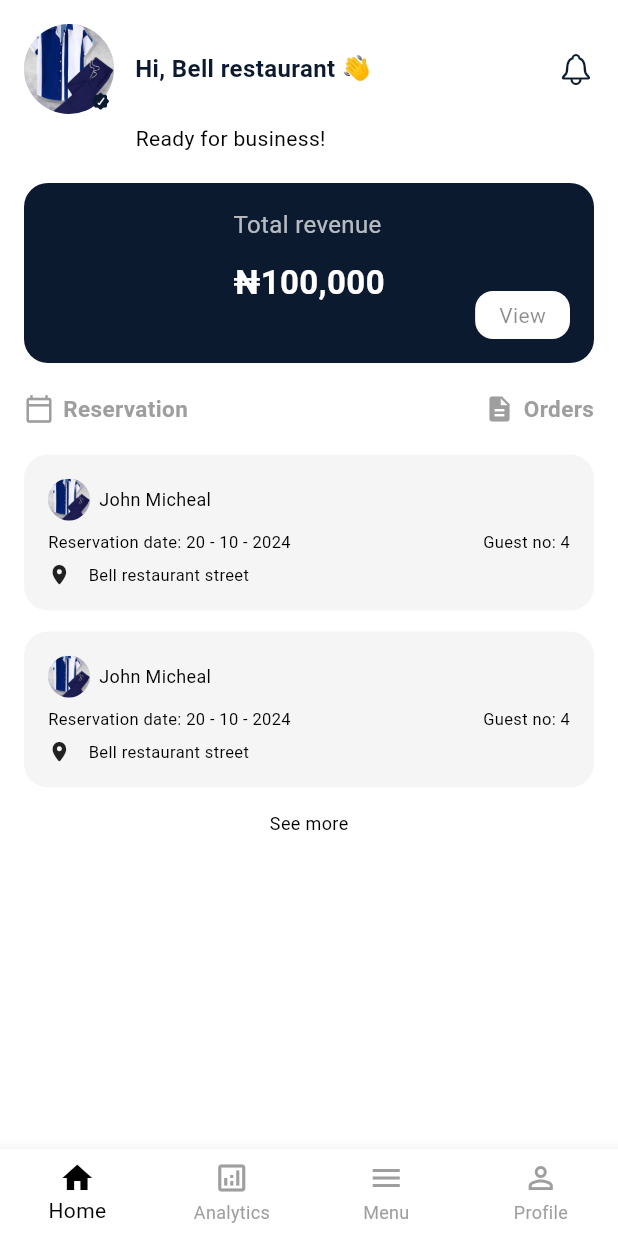
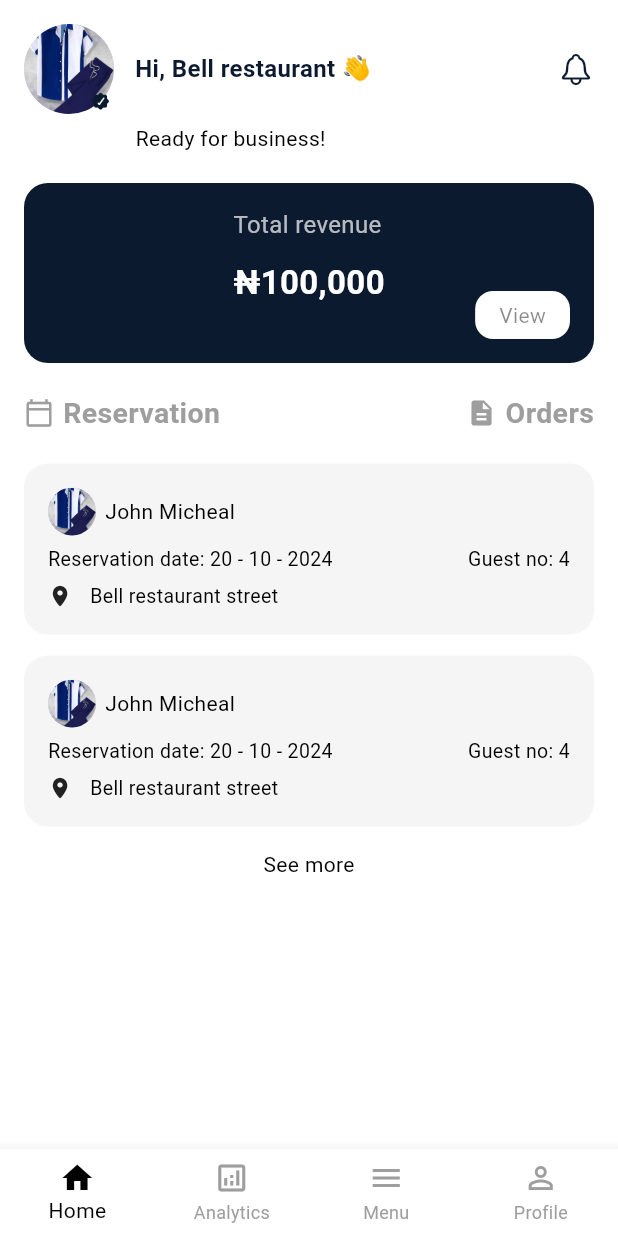
Before and after one commit to buildwithdecent/testing-git-hub, a Flutter app: the Revenue screen opened directly, on a phone screen of 412 x 824 dp. Run offline on Flutter 3.47's test engine with Material 3 defaults, Android fonts, the phone set to English and light mode, and no system bars; network calls fail; key blocks and very long unbroken strings in the code were emptied for the run.

Commit message:
The project you gave me

```diff
--- a/lib/main.dart
+++ b/lib/main.dart
@@ -1,8 +1,9 @@
 import 'package:flutter/cupertino.dart';
 import 'package:flutter/material.dart';
-import 'package:project_1/pay2.dart';
+
 
 import 'cardetails.dart';
+import 'revenue.dart';
 
 void main() {
   runApp(const MyApp());
@@ -16,7 +17,7 @@ class MyApp extends StatelessWidget {
   Widget build(BuildContext context) {
     return MaterialApp(
         home: //MyHomePage(title: "title")
-        MyCarApp());
+        Revenue());
   }
 }
 
--- a/lib/pay.dart
+++ b/lib/pay.dart
@@ -70,7 +70,7 @@ class Pay extends StatelessWidget{
               padding: EdgeInsets.symmetric(horizontal: 20),
               child: InkWell(
                 onTap: () {
-                  Navigator.push(context, MaterialPageRoute(builder: (context) => payment()));
+                  Navigator.push(context, MaterialPageRoute(builder: (context) => Payment()));
                 },
                 borderRadius: BorderRadius.circular(12),
                 child: Container(
--- a/lib/payment.dart
+++ b/lib/payment.dart
@@ -2,7 +2,7 @@ import 'package:flutter/cupertino.dart';
 import 'package:flutter/material.dart';
 
 
-class payment extends StatelessWidget{
+class Payment extends StatelessWidget{
   @override
   Widget build(BuildContext context) {
     return Scaffold(
--- a/lib/revenue.dart
+++ b/lib/revenue.dart
@@ -177,13 +177,13 @@ class _RevenueState extends State<Revenue> {
                     Row(
                       children: [
                         CircleAvatar(
-                          radius: 14,
+                          radius: 16,
                           backgroundImage: AssetImage('assets/image1.jpeg'),
                         ),
                         SizedBox(width: 6),
                         Text(
                           'John Micheal',
-                          style: TextStyle(fontSize: 12, color: Colors.black),
+                          style: TextStyle(fontSize: 14, color: Colors.black),
                         ),
                       ],
                     ),
@@ -193,21 +193,21 @@ class _RevenueState extends State<Revenue> {
                       children: [
                         Text(
                           'Reservation date: 20 - 10 - 2024',
-                          style: TextStyle(fontSize: 11, color: Colors.black),
+                          style: TextStyle(fontSize: 13, color: Colors.black),
                         ),
                         Text(
                           'Guest no: 4',
-                          style: TextStyle(fontSize: 11, color: Colors.black),
+                          style: TextStyle(fontSize: 13, color: Colors.black),
                         ),
                       ],
                     ),
                     SizedBox(height: 6,),
                     Row(
                       children: [
-                        Icon(CupertinoIcons.location_solid, size: 15,),
+                        Icon(CupertinoIcons.location_solid, size: 16,),
                         SizedBox(width: 12,),
                         Text('Bell restaurant street',
-                        style: TextStyle(fontSize: 11, color: Colors.black),),
+                        style: TextStyle(fontSize: 13, color: Colors.black),),
                       ],
                     ),
                   ],
@@ -228,13 +228,13 @@ class _RevenueState extends State<Revenue> {
                     Row(
                       children: [
                         CircleAvatar(
-                          radius: 14,
+                          radius: 16,
                           backgroundImage: AssetImage('assets/image1.jpeg'),
                         ),
                         SizedBox(width: 6),
                         Text(
                           'John Micheal',
-                          style: TextStyle(fontSize: 12, color: Colors.black),
+                          style: TextStyle(fontSize: 14, color: Colors.black),
                         ),
                       ],
                     ),
@@ -244,21 +244,21 @@ class _RevenueState extends State<Revenue> {
                       children: [
                         Text(
                           'Reservation date: 20 - 10 - 2024',
-                          style: TextStyle(fontSize: 11, color: Colors.black),
+                          style: TextStyle(fontSize: 13, color: Colors.black),
                         ),
                         Text(
                           'Guest no: 4',
-                          style: TextStyle(fontSize: 11, color: Colors.black),
+                          style: TextStyle(fontSize: 13, color: Colors.black),
                         ),
                       ],
                     ),
                     SizedBox(height: 6,),
                     Row(
                       children: [
-                        Icon(CupertinoIcons.location_solid, size: 15,),
+                        Icon(CupertinoIcons.location_solid, size: 16,),
                         SizedBox(width: 12,),
                         Text('Bell restaurant street',
-                          style: TextStyle(fontSize: 11, color: Colors.black),),
+                          style: TextStyle(fontSize: 13, color: Colors.black),),
                       ],
                     ),
                   ],
@@ -272,7 +272,7 @@ class _RevenueState extends State<Revenue> {
                         builder: (context) => SimpleApp(),
                     ));
                   },
-                  child:    Text('See more', style: TextStyle(fontSize: 12, color: Colors.black),),
+                  child:    Text('See more', style: TextStyle(fontSize: 14, color: Colors.black),),
                 ),
               ),
               SizedBox(height: 10,),
@@ -294,7 +294,7 @@ class _RevenueState extends State<Revenue> {
             Text(
               title,
               style: TextStyle(
-                fontSize: 15,
+                fontSize: 19,
                 fontWeight: FontWeight.w600,
                 color: Colors.grey,
               ),
```
